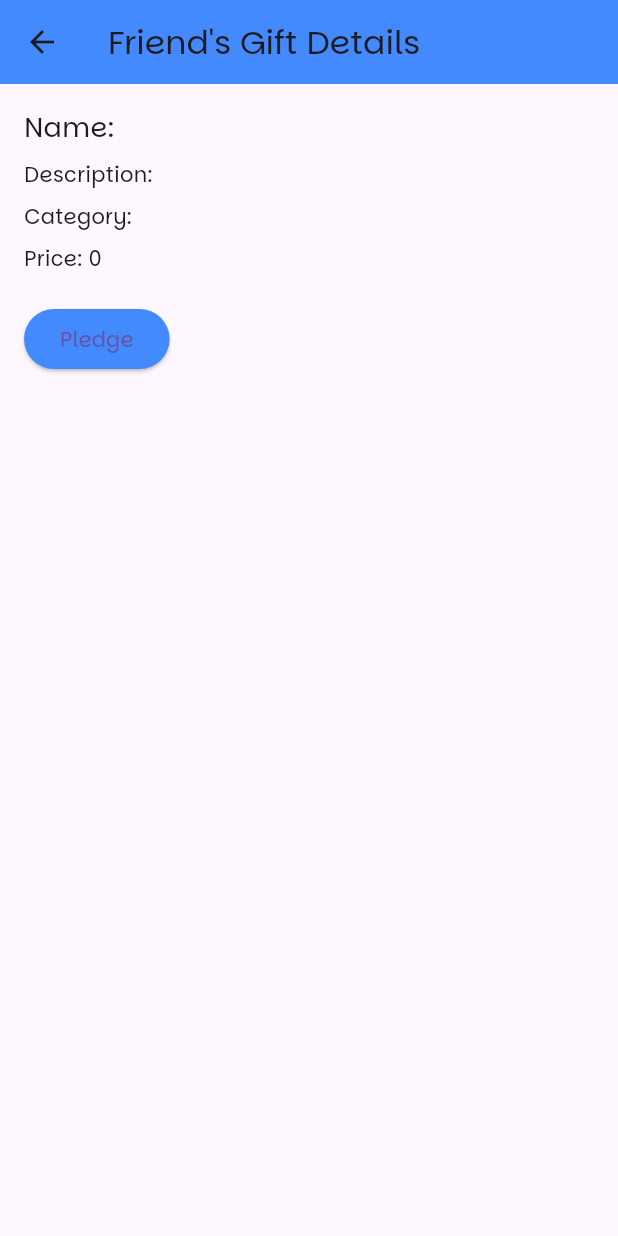
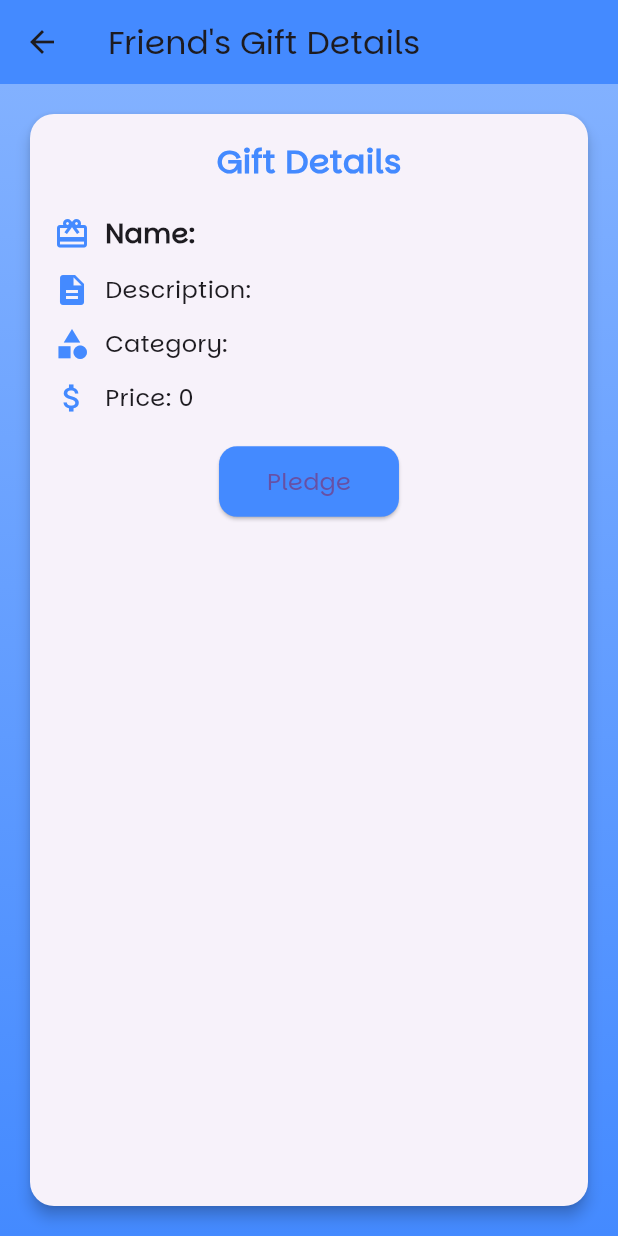
Before and after one commit to MaritaOsama/Hedieaty, a Flutter app: the FGiftDetailsPage screen opened by its route, on a phone screen of 412 x 824 dp. Run offline on Flutter 3.47's test engine with Material 3 defaults, Android fonts, the phone set to English and light mode, and no system bars; our stand-ins replace cloud_firestore, firebase_auth, firebase_core, sqflite; accounts and stored records are empty.

Commit message:
updated friend gift details ui

```diff
--- a/lib/screens/friend_gift_details_page.dart
+++ b/lib/screens/friend_gift_details_page.dart
@@ -108,32 +108,137 @@
     Widget build(BuildContext context) {
       return Scaffold(
         appBar: AppBar(
-          title: Text('Friend\'s Gift Details', style: TextStyle(fontFamily: "Parkinsans")),
+          title: Text(
+            'Friend\'s Gift Details',
+            style: TextStyle(fontFamily: "Parkinsans"),
+          ),
           backgroundColor: Colors.blueAccent,
         ),
         body: _giftData == null
             ? Center(child: CircularProgressIndicator())
-            : Padding(
+            : Container(
+          decoration: BoxDecoration(
+            gradient: LinearGradient(
+              colors: [Colors.blueAccent.shade100, Colors.blueAccent],
+              begin: Alignment.topCenter,
+              end: Alignment.bottomCenter,
+            ),
+          ),
+          child: Padding(
+            padding: const EdgeInsets.all(16.0),
+            child: Card(
+              shape: RoundedRectangleBorder(
+                borderRadius: BorderRadius.circular(16.0),
+              ),
+              elevation: 4.0,
+              child: Padding(
                 padding: const EdgeInsets.all(16.0),
                 child: Column(
                   crossAxisAlignment: CrossAxisAlignment.start,
                   children: [
-              Text('Name: ${_giftData!['name']}', style: TextStyle(fontFamily: "Parkinsans", fontSize: 18)),
-              SizedBox(height: 8),
-              Text('Description: ${_giftData!['description']}', style: TextStyle(fontFamily: "Parkinsans")),
-              SizedBox(height: 8),
-              Text('Category: ${_giftData!['category']}', style: TextStyle(fontFamily: "Parkinsans")),
-              SizedBox(height: 8),
-              Text('Price: ${_giftData!['price']}', style: TextStyle(fontFamily: "Parkinsans")),
+                    Center(
+                      child: Text(
+                        'Gift Details',
+                        style: TextStyle(
+                          fontFamily: "Parkinsans",
+                          fontSize: 22,
+                          fontWeight: FontWeight.bold,
+                          color: Colors.blueAccent,
+                        ),
+                      ),
+                    ),
                     SizedBox(height: 20),
-              ElevatedButton(
+                    Row(
+                      children: [
+                        Icon(Icons.card_giftcard, color: Colors.blueAccent),
+                        SizedBox(width: 10),
+                        Expanded(
+                          child: Text(
+                            'Name: ${_giftData!['name']}',
+                            style: TextStyle(
+                              fontFamily: "Parkinsans",
+                              fontSize: 18,
+                              fontWeight: FontWeight.bold,
+                            ),
+                          ),
+                        ),
+                      ],
+                    ),
+                    SizedBox(height: 12),
+                    Row(
+                      children: [
+                        Icon(Icons.description, color: Colors.blueAccent),
+                        SizedBox(width: 10),
+                        Expanded(
+                          child: Text(
+                            'Description: ${_giftData!['description']}',
+                            style: TextStyle(
+                              fontFamily: "Parkinsans",
+                              fontSize: 16,
+                            ),
+                          ),
+                        ),
+                      ],
+                    ),
+                    SizedBox(height: 12),
+                    Row(
+                      children: [
+                        Icon(Icons.category, color: Colors.blueAccent),
+                        SizedBox(width: 10),
+                        Expanded(
+                          child: Text(
+                            'Category: ${_giftData!['category']}',
+                            style: TextStyle(
+                              fontFamily: "Parkinsans",
+                              fontSize: 16,
+                            ),
+                          ),
+                        ),
+                      ],
+                    ),
+                    SizedBox(height: 12),
+                    Row(
+                      children: [
+                        Icon(Icons.attach_money, color: Colors.blueAccent),
+                        SizedBox(width: 10),
+                        Expanded(
+                          child: Text(
+                            'Price: ${_giftData!['price']}',
+                            style: TextStyle(
+                              fontFamily: "Parkinsans",
+                              fontSize: 16,
+                            ),
+                          ),
+                        ),
+                      ],
+                    ),
+                    SizedBox(height: 20),
+                    Center(
+                      child: ElevatedButton(
                         onPressed: _isPledged ? null : _pledgeGift,
                         style: ElevatedButton.styleFrom(
                           backgroundColor: Colors.blueAccent,
+                          shape: RoundedRectangleBorder(
+                            borderRadius: BorderRadius.circular(12.0),
                           ),
-                child: Text(_isPledged ? 'Pledged' : 'Pledge', style: TextStyle(fontFamily: "Parkinsans")),
+                          padding: EdgeInsets.symmetric(
+                            horizontal: 32,
+                            vertical: 12,
+                          ),
+                        ),
+                        child: Text(
+                          _isPledged ? 'Pledged' : 'Pledge',
+                          style: TextStyle(
+                            fontFamily: "Parkinsans",
+                            fontSize: 16,
+                          ),
+                        ),
+                      ),
                     ),
                   ],
+                ),
+              ),
+            ),
           ),
         ),
       );
```
Lines whose indentation alone changed are shown as unchanged.
